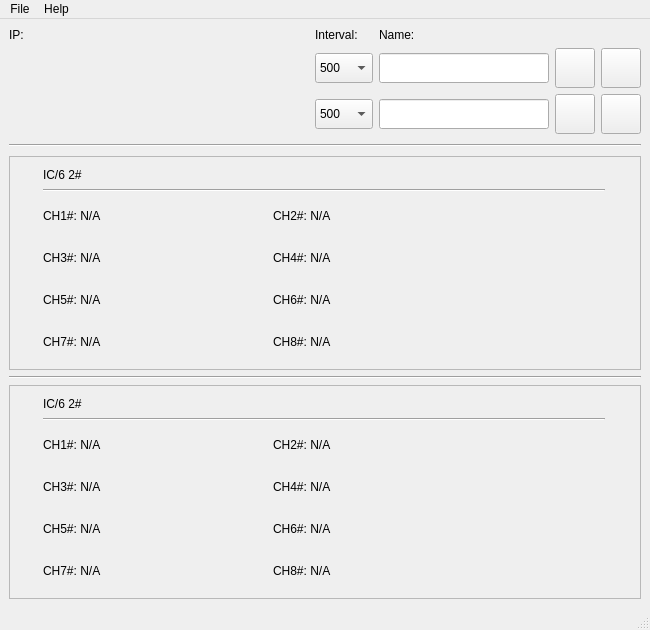
This is ic6_comm.ui in xmartinly/ic6comm as Qt 5 draws it before an edit. The edited form follows.
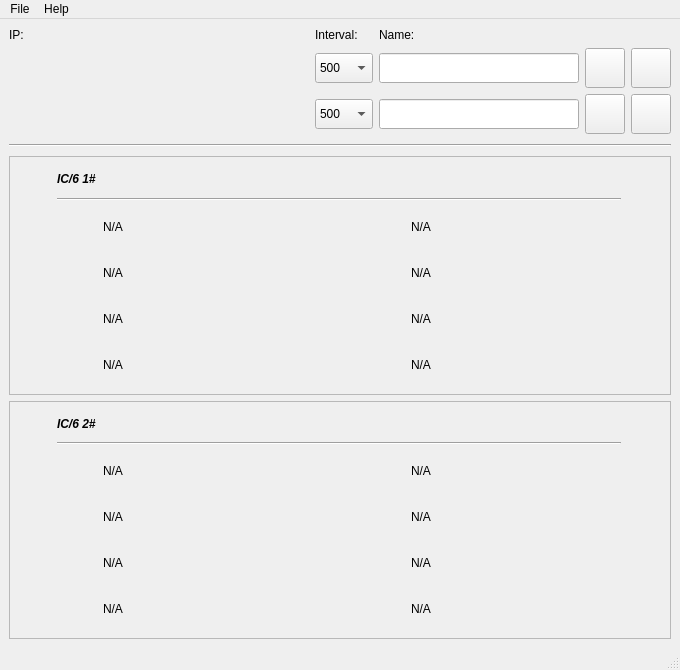
This is the edited form. Icons and pictures are not drawn. Custom widgets are drawn as their Qt base class.

Commit message: 880PRO-OFC\eet4  20250309.154143

What changed in the file:
```diff
--- a/ic6_comm.ui
+++ b/ic6_comm.ui
@@ -6,27 +6,39 @@
    <rect>
     <x>0</x>
     <y>0</y>
-    <width>650</width>
-    <height>630</height>
+    <width>680</width>
+    <height>670</height>
    </rect>
   </property>
   <property name="minimumSize">
    <size>
-    <width>650</width>
-    <height>630</height>
+    <width>680</width>
+    <height>670</height>
    </size>
   </property>
   <property name="maximumSize">
    <size>
-    <width>650</width>
-    <height>630</height>
+    <width>680</width>
+    <height>670</height>
    </size>
   </property>
   <property name="windowTitle">
    <string>IC6Comm_dev</string>
   </property>
   <widget class="QWidget" name="centralwidget">
-   <layout class="QGridLayout" name="gridLayout_4" rowstretch="1,1,99,1,99">
+   <property name="minimumSize">
+    <size>
+     <width>0</width>
+     <height>0</height>
+    </size>
+   </property>
+   <property name="maximumSize">
+    <size>
+     <width>16777215</width>
+     <height>16777215</height>
+    </size>
+   </property>
+   <layout class="QGridLayout" name="gridLayout_4" rowstretch="1,1,99,99">
     <item row="0" column="0">
      <layout class="QGridLayout" name="gridLayout" rowstretch="1,0,0">
       <item row="1" column="1">
@@ -374,15 +386,14 @@
       <property name="frameShadow">
        <enum>QFrame::Raised</enum>
       </property>
-      <layout class="QGridLayout" name="gridLayout_3" rowstretch="1,1,99,99,99,99" columnstretch="0,0,0,0">
-       <item row="0" column="0">
-        <widget class="QLabel" name="ch2_info_2">
-         <property name="text">
-          <string>IC/6 2#</string>
-         </property>
-        </widget>
-       </item>
-       <item row="1" column="0" colspan="4">
+      <layout class="QGridLayout" name="gridLayout_3" rowstretch="1,1,99,99,99,99">
+       <property name="leftMargin">
+        <number>1</number>
+       </property>
+       <property name="rightMargin">
+        <number>1</number>
+       </property>
+       <item row="1" column="0" colspan="2">
         <widget class="Line" name="line_10">
          <property name="orientation">
           <enum>Qt::Horizontal</enum>
@@ -390,282 +401,327 @@
         </widget>
        </item>
        <item row="2" column="0">
-        <widget class="QLabel" name="ch2_9">
-         <property name="minimumSize">
-          <size>
-           <width>200</width>
-           <height>35</height>
-          </size>
-         </property>
-         <property name="maximumSize">
-          <size>
-           <width>200</width>
-           <height>16777215</height>
-          </size>
-         </property>
-         <property name="text">
-          <string>CH1#: N/A</string>
-         </property>
-        </widget>
-       </item>
-       <item row="2" column="1">
-        <widget class="QLabel" name="ch2_10">
-         <property name="minimumSize">
-          <size>
-           <width>200</width>
-           <height>35</height>
-          </size>
-         </property>
-         <property name="maximumSize">
-          <size>
-           <width>200</width>
-           <height>16777215</height>
-          </size>
-         </property>
-         <property name="text">
-          <string>CH2#: N/A</string>
-         </property>
-        </widget>
-       </item>
-       <item row="2" column="2">
+        <layout class="QHBoxLayout" name="horizontalLayout_9">
+         <item>
         <widget class="CircleWidget" name="xtal1_1" native="true">
          <property name="minimumSize">
           <size>
-           <width>36</width>
-           <height>36</height>
+             <width>40</width>
+             <height>40</height>
           </size>
          </property>
          <property name="maximumSize">
           <size>
-           <width>36</width>
-           <height>36</height>
+             <width>40</width>
+             <height>40</height>
           </size>
          </property>
         </widget>
        </item>
-       <item row="2" column="3">
+         <item>
+          <widget class="QLabel" name="ch1_1">
+           <property name="minimumSize">
+            <size>
+             <width>210</width>
+             <height>35</height>
+            </size>
+           </property>
+           <property name="maximumSize">
+            <size>
+             <width>210</width>
+             <height>35</height>
+            </size>
+           </property>
+           <property name="text">
+            <string>N/A</string>
+           </property>
+          </widget>
+         </item>
+        </layout>
+       </item>
+       <item row="2" column="1">
+        <layout class="QHBoxLayout" name="horizontalLayout_10">
+         <item>
         <widget class="CircleWidget" name="xtal1_2" native="true">
          <property name="minimumSize">
           <size>
-           <width>36</width>
-           <height>36</height>
+             <width>40</width>
+             <height>40</height>
           </size>
          </property>
          <property name="maximumSize">
           <size>
-           <width>36</width>
-           <height>36</height>
+             <width>40</width>
+             <height>40</height>
           </size>
          </property>
         </widget>
+         </item>
+         <item>
+          <widget class="QLabel" name="ch1_2">
+           <property name="minimumSize">
+            <size>
+             <width>210</width>
+             <height>35</height>
+            </size>
+           </property>
+           <property name="maximumSize">
+            <size>
+             <width>210</width>
+             <height>35</height>
+            </size>
+           </property>
+           <property name="text">
+            <string>N/A</string>
+           </property>
+          </widget>
+         </item>
+        </layout>
        </item>
        <item row="3" column="0">
-        <widget class="QLabel" name="ch2_11">
-         <property name="minimumSize">
-          <size>
-           <width>200</width>
-           <height>35</height>
-          </size>
-         </property>
-         <property name="maximumSize">
-          <size>
-           <width>200</width>
-           <height>16777215</height>
-          </size>
-         </property>
-         <property name="text">
-          <string>CH3#: N/A</string>
-         </property>
-        </widget>
-       </item>
-       <item row="3" column="1">
-        <widget class="QLabel" name="ch2_12">
-         <property name="minimumSize">
-          <size>
-           <width>200</width>
-           <height>35</height>
-          </size>
-         </property>
-         <property name="maximumSize">
-          <size>
-           <width>200</width>
-           <height>16777215</height>
-          </size>
-         </property>
-         <property name="text">
-          <string>CH4#: N/A</string>
-         </property>
-        </widget>
-       </item>
-       <item row="3" column="2">
+        <layout class="QHBoxLayout" name="horizontalLayout_11">
+         <item>
         <widget class="CircleWidget" name="xtal1_3" native="true">
          <property name="minimumSize">
           <size>
-           <width>36</width>
-           <height>36</height>
+             <width>40</width>
+             <height>40</height>
           </size>
          </property>
          <property name="maximumSize">
           <size>
-           <width>36</width>
-           <height>36</height>
+             <width>40</width>
+             <height>40</height>
           </size>
          </property>
         </widget>
        </item>
-       <item row="3" column="3">
+         <item>
+          <widget class="QLabel" name="ch1_3">
+           <property name="minimumSize">
+            <size>
+             <width>210</width>
+             <height>35</height>
+            </size>
+           </property>
+           <property name="maximumSize">
+            <size>
+             <width>210</width>
+             <height>35</height>
+            </size>
+           </property>
+           <property name="text">
+            <string>N/A</string>
+           </property>
+          </widget>
+         </item>
+        </layout>
+       </item>
+       <item row="3" column="1">
+        <layout class="QHBoxLayout" name="horizontalLayout_12">
+         <item>
         <widget class="CircleWidget" name="xtal1_4" native="true">
          <property name="minimumSize">
           <size>
-           <width>36</width>
-           <height>36</height>
+             <width>40</width>
+             <height>40</height>
           </size>
          </property>
          <property name="maximumSize">
           <size>
-           <width>36</width>
-           <height>36</height>
+             <width>40</width>
+             <height>40</height>
           </size>
          </property>
         </widget>
+         </item>
+         <item>
+          <widget class="QLabel" name="ch1_4">
+           <property name="minimumSize">
+            <size>
+             <width>210</width>
+             <height>35</height>
+            </size>
+           </property>
+           <property name="maximumSize">
+            <size>
+             <width>210</width>
+             <height>35</height>
+            </size>
+           </property>
+           <property name="text">
+            <string>N/A</string>
+           </property>
+          </widget>
+         </item>
+        </layout>
        </item>
        <item row="4" column="0">
-        <widget class="QLabel" name="ch2_13">
-         <property name="minimumSize">
-          <size>
-           <width>200</width>
-           <height>35</height>
-          </size>
-         </property>
-         <property name="maximumSize">
-          <size>
-           <width>200</width>
-           <height>16777215</height>
-          </size>
-         </property>
-         <property name="text">
-          <string>CH5#: N/A</string>
-         </property>
-        </widget>
-       </item>
-       <item row="4" column="1">
-        <widget class="QLabel" name="ch2_14">
-         <property name="minimumSize">
-          <size>
-           <width>200</width>
-           <height>35</height>
-          </size>
-         </property>
-         <property name="maximumSize">
-          <size>
-           <width>200</width>
-           <height>16777215</height>
-          </size>
-         </property>
-         <property name="text">
-          <string>CH6#: N/A</string>
-         </property>
-        </widget>
-       </item>
-       <item row="4" column="2">
+        <layout class="QHBoxLayout" name="horizontalLayout_13">
+         <item>
         <widget class="CircleWidget" name="xtal1_5" native="true">
          <property name="minimumSize">
           <size>
-           <width>36</width>
-           <height>36</height>
+             <width>40</width>
+             <height>40</height>
           </size>
          </property>
          <property name="maximumSize">
           <size>
-           <width>36</width>
-           <height>36</height>
+             <width>40</width>
+             <height>40</height>
           </size>
          </property>
         </widget>
        </item>
-       <item row="4" column="3">
+         <item>
+          <widget class="QLabel" name="ch1_5">
+           <property name="minimumSize">
+            <size>
+             <width>210</width>
+             <height>35</height>
+            </size>
+           </property>
+           <property name="maximumSize">
+            <size>
+             <width>210</width>
+             <height>35</height>
+            </size>
+           </property>
+           <property name="text">
+            <string>N/A</string>
+           </property>
+          </widget>
+         </item>
+        </layout>
+       </item>
+       <item row="4" column="1">
+        <layout class="QHBoxLayout" name="horizontalLayout_14">
+         <item>
         <widget class="CircleWidget" name="xtal1_6" native="true">
          <property name="minimumSize">
           <size>
-           <width>36</width>
-           <height>36</height>
+             <width>40</width>
+             <height>40</height>
           </size>
          </property>
          <property name="maximumSize">
           <size>
-           <width>36</width>
-           <height>36</height>
+             <width>40</width>
+             <height>40</height>
           </size>
          </property>
         </widget>
+         </item>
+         <item>
+          <widget class="QLabel" name="ch1_6">
+           <property name="minimumSize">
+            <size>
+             <width>210</width>
+             <height>35</height>
+            </size>
+           </property>
+           <property name="maximumSize">
+            <size>
+             <width>210</width>
+             <height>35</height>
+            </size>
+           </property>
+           <property name="text">
+            <string>N/A</string>
+           </property>
+          </widget>
+         </item>
+        </layout>
        </item>
        <item row="5" column="0">
-        <widget class="QLabel" name="ch2_15">
-         <property name="minimumSize">
-          <size>
-           <width>200</width>
-           <height>35</height>
-          </size>
-         </property>
-         <property name="maximumSize">
-          <size>
-           <width>200</width>
-           <height>16777215</height>
-          </size>
-         </property>
-         <property name="text">
-          <string>CH7#: N/A</string>
-         </property>
-        </widget>
-       </item>
-       <item row="5" column="1">
-        <widget class="QLabel" name="ch2_16">
-         <property name="minimumSize">
-          <size>
-           <width>0</width>
-           <height>35</height>
-          </size>
-         </property>
-         <property name="maximumSize">
-          <size>
-           <width>200</width>
-           <height>16777215</height>
-          </size>
-         </property>
-         <property name="text">
-          <string>CH8#: N/A</string>
-         </property>
-        </widget>
-       </item>
-       <item row="5" column="2">
+        <layout class="QHBoxLayout" name="horizontalLayout_15">
+         <item>
         <widget class="CircleWidget" name="xtal1_7" native="true">
          <property name="minimumSize">
           <size>
-           <width>36</width>
-           <height>36</height>
+             <width>40</width>
+             <height>40</height>
           </size>
          </property>
          <property name="maximumSize">
           <size>
-           <width>36</width>
-           <height>36</height>
+             <width>40</width>
+             <height>40</height>
           </size>
          </property>
         </widget>
        </item>
-       <item row="5" column="3">
+         <item>
+          <widget class="QLabel" name="ch1_7">
+           <property name="minimumSize">
+            <size>
+             <width>210</width>
+             <height>35</height>
+            </size>
+           </property>
+           <property name="maximumSize">
+            <size>
+             <width>210</width>
+             <height>35</height>
+            </size>
+           </property>
+           <property name="text">
+            <string>N/A</string>
+           </property>
+          </widget>
+         </item>
+        </layout>
+       </item>
+       <item row="5" column="1">
+        <layout class="QHBoxLayout" name="horizontalLayout_16">
+         <item>
         <widget class="CircleWidget" name="xtal1_8" native="true">
          <property name="minimumSize">
           <size>
-           <width>36</width>
-           <height>36</height>
+             <width>40</width>
+             <height>40</height>
           </size>
          </property>
          <property name="maximumSize">
           <size>
-           <width>36</width>
-           <height>36</height>
-          </size>
+             <width>40</width>
+             <height>40</height>
+            </size>
+           </property>
+          </widget>
+         </item>
+         <item>
+          <widget class="QLabel" name="ch1_8">
+           <property name="minimumSize">
+            <size>
+             <width>210</width>
+             <height>35</height>
+            </size>
+           </property>
+           <property name="maximumSize">
+            <size>
+             <width>210</width>
+             <height>35</height>
+            </size>
+           </property>
+           <property name="text">
+            <string>N/A</string>
+           </property>
+          </widget>
+         </item>
+        </layout>
+       </item>
+       <item row="0" column="0" colspan="2">
+        <widget class="QLabel" name="ch1_info">
+         <property name="font">
+          <font>
+           <italic>true</italic>
+           <bold>true</bold>
+          </font>
+         </property>
+         <property name="text">
+          <string>IC/6 1#</string>
          </property>
         </widget>
        </item>
@@ -673,13 +729,6 @@
      </widget>
     </item>
     <item row="3" column="0">
-     <widget class="Line" name="line_2">
-      <property name="orientation">
-       <enum>Qt::Horizontal</enum>
-      </property>
-     </widget>
-    </item>
-    <item row="4" column="0">
      <widget class="QFrame" name="frame2">
       <property name="frameShape">
        <enum>QFrame::StyledPanel</enum>
@@ -687,15 +736,27 @@
       <property name="frameShadow">
        <enum>QFrame::Raised</enum>
       </property>
-      <layout class="QGridLayout" name="gridLayout_2" rowstretch="1,1,99,99,99,99" columnstretch="0,0,0,0">
-       <item row="0" column="0">
+      <layout class="QGridLayout" name="gridLayout_2" rowstretch="1,1,99,99,99,99">
+       <property name="leftMargin">
+        <number>1</number>
+       </property>
+       <property name="rightMargin">
+        <number>1</number>
+       </property>
+       <item row="0" column="0" colspan="2">
         <widget class="QLabel" name="ch2_info">
+         <property name="font">
+          <font>
+           <italic>true</italic>
+           <bold>true</bold>
+          </font>
+         </property>
          <property name="text">
           <string>IC/6 2#</string>
          </property>
         </widget>
        </item>
-       <item row="1" column="0" colspan="4">
+       <item row="1" column="0" colspan="2">
         <widget class="Line" name="line_9">
          <property name="orientation">
           <enum>Qt::Horizontal</enum>
@@ -703,284 +764,316 @@
         </widget>
        </item>
        <item row="2" column="0">
-        <widget class="QLabel" name="ch2_1">
-         <property name="minimumSize">
-          <size>
-           <width>200</width>
-           <height>35</height>
-          </size>
-         </property>
-         <property name="maximumSize">
-          <size>
-           <width>200</width>
-           <height>16777215</height>
-          </size>
-         </property>
-         <property name="text">
-          <string>CH1#: N/A</string>
-         </property>
-        </widget>
-       </item>
-       <item row="2" column="1">
-        <widget class="QLabel" name="ch2_2">
-         <property name="minimumSize">
-          <size>
-           <width>200</width>
-           <height>35</height>
-          </size>
-         </property>
-         <property name="maximumSize">
-          <size>
-           <width>200</width>
-           <height>16777215</height>
-          </size>
-         </property>
-         <property name="text">
-          <string>CH2#: N/A</string>
-         </property>
-        </widget>
-       </item>
-       <item row="2" column="2">
+        <layout class="QHBoxLayout" name="horizontalLayout">
+         <item>
         <widget class="CircleWidget" name="xtal2_1" native="true">
          <property name="minimumSize">
           <size>
-           <width>36</width>
-           <height>36</height>
+             <width>40</width>
+             <height>40</height>
           </size>
          </property>
          <property name="maximumSize">
           <size>
-           <width>36</width>
-           <height>36</height>
+             <width>40</width>
+             <height>40</height>
           </size>
          </property>
         </widget>
        </item>
-       <item row="2" column="3">
+         <item>
+          <widget class="QLabel" name="ch2_1">
+           <property name="minimumSize">
+            <size>
+             <width>210</width>
+             <height>35</height>
+            </size>
+           </property>
+           <property name="maximumSize">
+            <size>
+             <width>210</width>
+             <height>35</height>
+            </size>
+           </property>
+           <property name="text">
+            <string>N/A</string>
+           </property>
+          </widget>
+         </item>
+        </layout>
+       </item>
+       <item row="2" column="1">
+        <layout class="QHBoxLayout" name="horizontalLayout_2">
+         <item>
         <widget class="CircleWidget" name="xtal2_2" native="true">
          <property name="minimumSize">
           <size>
-           <width>36</width>
-           <height>36</height>
+             <width>40</width>
+             <height>40</height>
           </size>
          </property>
          <property name="maximumSize">
           <size>
-           <width>36</width>
-           <height>36</height>
+             <width>40</width>
+             <height>40</height>
           </size>
          </property>
         </widget>
+         </item>
+         <item>
+          <widget class="QLabel" name="ch2_2">
+           <property name="minimumSize">
+            <size>
+             <width>210</width>
+             <height>35</height>
+            </size>
+           </property>
+           <property name="maximumSize">
+            <size>
+             <width>210</width>
+             <height>35</height>
+            </size>
+           </property>
+           <property name="text">
+            <string>N/A</string>
+           </property>
+          </widget>
+         </item>
+        </layout>
        </item>
        <item row="3" column="0">
-        <widget class="QLabel" name="ch2_3">
-         <property name="minimumSize">
-          <size>
-           <width>200</width>
-           <height>35</height>
-          </size>
-         </property>
-         <property name="maximumSize">
-          <size>
-           <width>200</width>
-           <height>16777215</height>
-          </size>
-         </property>
-         <property name="text">
-          <string>CH3#: N/A</string>
-         </property>
-        </widget>
-       </item>
-       <item row="3" column="1">
-        <widget class="QLabel" name="ch2_4">
-         <property name="minimumSize">
-          <size>
-           <width>200</width>
-           <height>35</height>
-          </size>
-         </property>
-         <property name="maximumSize">
-          <size>
-           <width>200</width>
-           <height>16777215</height>
-          </size>
-         </property>
-         <property name="text">
-          <string>CH4#: N/A</string>
-         </property>
-        </widget>
-       </item>
-       <item row="3" column="2">
+        <layout class="QHBoxLayout" name="horizontalLayout_3">
+         <item>
         <widget class="CircleWidget" name="xtal2_3" native="true">
          <property name="minimumSize">
           <size>
-           <width>36</width>
-           <height>36</height>
+             <width>40</width>
+             <height>40</height>
           </size>
          </property>
          <property name="maximumSize">
           <size>
-           <width>36</width>
-           <height>36</height>
+             <width>40</width>
+             <height>40</height>
           </size>
          </property>
         </widget>
        </item>
-       <item row="3" column="3">
+         <item>
+          <widget class="QLabel" name="ch2_3">
+           <property name="minimumSize">
+            <size>
+             <width>210</width>
+             <height>35</height>
+            </size>
+           </property>
+           <property name="maximumSize">
+            <size>
+             <width>210</width>
+             <height>35</height>
+            </size>
+           </property>
+           <property name="text">
+            <string>N/A</string>
+           </property>
+          </widget>
+         </item>
+        </layout>
+       </item>
+       <item row="3" column="1">
+        <layout class="QHBoxLayout" name="horizontalLayout_4">
+         <item>
         <widget class="CircleWidget" name="xtal2_4" native="true">
          <property name="minimumSize">
           <size>
-           <width>36</width>
-           <height>36</height>
+             <width>40</width>
+             <height>40</height>
           </size>
          </property>
          <property name="maximumSize">
           <size>
-           <width>36</width>
-           <height>36</height>
+             <width>40</width>
+             <height>40</height>
           </size>
          </property>
         </widget>
+         </item>
+         <item>
+          <widget class="QLabel" name="ch2_4">
+           <property name="minimumSize">
+            <size>
+             <width>210</width>
+             <height>35</height>
+            </size>
+           </property>
+           <property name="maximumSize">
+            <size>
+             <width>210</width>
+             <height>35</height>
+            </size>
+           </property>
+           <property name="text">
+            <string>N/A</string>
+           </property>
+          </widget>
+         </item>
+        </layout>
        </item>
        <item row="4" column="0">
-        <widget class="QLabel" name="ch2_5">
-         <property name="minimumSize">
-          <size>
-           <width>200</width>
-           <height>35</height>
-          </size>
-         </property>
-         <property name="maximumSize">
-          <size>
-           <width>200</width>
-           <height>16777215</height>
-          </size>
-         </property>
-         <property name="text">
-          <string>CH5#: N/A</string>
-         </property>
-        </widget>
-       </item>
-       <item row="4" column="1">
-        <widget class="QLabel" name="ch2_6">
-         <property name="minimumSize">
-          <size>
-           <width>200</width>
-           <height>35</height>
-          </size>
-         </property>
-         <property name="maximumSize">
-          <size>
-           <width>200</width>
-           <height>16777215</height>
-          </size>
-         </property>
-         <property name="text">
-          <string>CH6#: N/A</string>
-         </property>
-        </widget>
-       </item>
-       <item row="4" column="2">
+        <layout class="QHBoxLayout" name="horizontalLayout_5">
+         <item>
         <widget class="CircleWidget" name="xtal2_5" native="true">
          <property name="minimumSize">
           <size>
-           <width>36</width>
-           <height>36</height>
+             <width>40</width>
+             <height>40</height>
           </size>
          </property>
          <property name="maximumSize">
           <size>
-           <width>36</width>
-           <height>36</height>
+             <width>40</width>
+             <height>40</height>
           </size>
          </property>
         </widget>
        </item>
-       <item row="4" column="3">
+         <item>
+          <widget class="QLabel" name="ch2_5">
+           <property name="minimumSize">
+            <size>
+             <width>210</width>
+             <height>35</height>
+            </size>
+           </property>
+           <property name="maximumSize">
+            <size>
+             <width>210</width>
+             <height>35</height>
+            </size>
+           </property>
+           <property name="text">
+            <string>N/A</string>
+           </property>
+          </widget>
+         </item>
+        </layout>
+       </item>
+       <item row="4" column="1">
+        <layout class="QHBoxLayout" name="horizontalLayout_6">
+         <item>
         <widget class="CircleWidget" name="xtal2_6" native="true">
          <property name="minimumSize">
           <size>
-           <width>36</width>
-           <height>36</height>
+             <width>40</width>
+             <height>40</height>
           </size>
          </property>
          <property name="maximumSize">
           <size>
-           <width>36</width>
-           <height>36</height>
+             <width>40</width>
+             <height>40</height>
           </size>
          </property>
         </widget>
+         </item>
+         <item>
+          <widget class="QLabel" name="ch2_6">
+           <property name="minimumSize">
+            <size>
+             <width>210</width>
+             <height>35</height>
+            </size>
+           </property>
+           <property name="maximumSize">
+            <size>
+             <width>210</width>
+             <height>35</height>
+            </size>
+           </property>
+           <property name="text">
+            <string>N/A</string>
+           </property>
+          </widget>
+         </item>
+        </layout>
        </item>
        <item row="5" column="0">
-        <widget class="QLabel" name="ch2_7">
-         <property name="minimumSize">
-          <size>
-           <width>200</width>
-           <height>35</height>
-          </size>
-         </property>
-         <property name="maximumSize">
-          <size>
-           <width>200</width>
-           <height>16777215</height>
-          </size>
-         </property>
-         <property name="text">
-          <string>CH7#: N/A</string>
-         </property>
-        </widget>
-       </item>
-       <item row="5" column="1">
-        <widget class="QLabel" name="ch2_8">
-         <property name="minimumSize">
-          <size>
-           <width>200</width>
-           <height>35</height>
-          </size>
-         </property>
-         <property name="maximumSize">
-          <size>
-           <width>200</width>
-           <height>16777215</height>
-          </size>
-         </property>
-         <property name="text">
-          <string>CH8#: N/A</string>
-         </property>
-        </widget>
-       </item>
-       <item row="5" column="2">
+        <layout class="QHBoxLayout" name="horizontalLayout_7">
+         <item>
         <widget class="CircleWidget" name="xtal2_7" native="true">
          <property name="minimumSize">
           <size>
-           <width>36</width>
-           <height>36</height>
+             <width>40</width>
+             <height>40</height>
           </size>
          </property>
          <property name="maximumSize">
           <size>
-           <width>36</width>
-           <height>36</height>
+             <width>40</width>
+             <height>40</height>
           </size>
          </property>
         </widget>
        </item>
-       <item row="5" column="3">
+         <item>
+          <widget class="QLabel" name="ch2_7">
+           <property name="minimumSize">
+            <size>
+             <width>210</width>
+             <height>35</height>
+            </size>
+           </property>
+           <property name="maximumSize">
+            <size>
+             <width>210</width>
+             <height>35</height>
+            </size>
+           </property>
+           <property name="text">
+            <string>N/A</string>
+           </property>
+          </widget>
+         </item>
+        </layout>
+       </item>
+       <item row="5" column="1">
+        <layout class="QHBoxLayout" name="horizontalLayout_8">
+         <item>
         <widget class="CircleWidget" name="xtal2_8" native="true">
          <property name="minimumSize">
           <size>
-           <width>36</width>
-           <height>36</height>
+             <width>40</width>
+             <height>40</height>
           </size>
          </property>
          <property name="maximumSize">
           <size>
-           <width>36</width>
-           <height>36</height>
+             <width>40</width>
+             <height>40</height>
           </size>
          </property>
         </widget>
+         </item>
+         <item>
+          <widget class="QLabel" name="ch2_8">
+           <property name="minimumSize">
+            <size>
+             <width>210</width>
+             <height>35</height>
+            </size>
+           </property>
+           <property name="maximumSize">
+            <size>
+             <width>210</width>
+             <height>35</height>
+            </size>
+           </property>
+           <property name="text">
+            <string>N/A</string>
+           </property>
+          </widget>
+         </item>
+        </layout>
        </item>
       </layout>
      </widget>
@@ -992,7 +1085,7 @@
     <rect>
      <x>0</x>
      <y>0</y>
-     <width>650</width>
+     <width>680</width>
      <height>20</height>
     </rect>
    </property>
```
Lines whose indentation alone changed are shown as unchanged. The commit also changes 2 other files.
